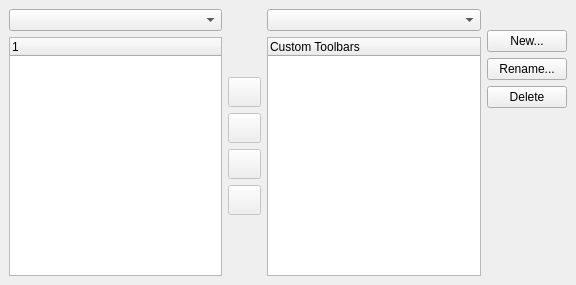
Above: src/Gui/DlgToolbars.ui from berndhahnebach/All_FreeCAD before the change. Below: the same form after it.
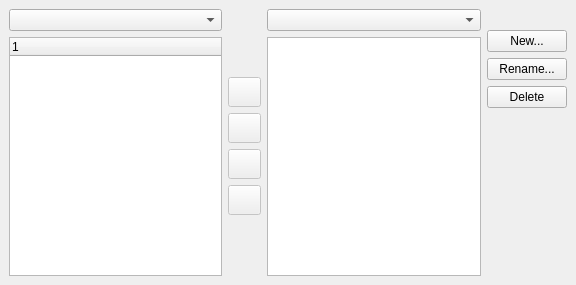
That is the form after the change. Icons and pictures are not drawn.

What changed in the file:
```diff
--- a/src/Gui/DlgToolbars.ui
+++ b/src/Gui/DlgToolbars.ui
@@ -96,13 +96,8 @@
      <item>
       <widget class="QTreeWidget" name="toolbarTreeWidget" >
        <property name="columnCount" >
-        <number>1</number>
+        <number>0</number>
        </property>
-       <column>
-        <property name="text" >
-         <string>Custom Toolbars</string>
-        </property>
-       </column>
       </widget>
      </item>
     </layout>
```
